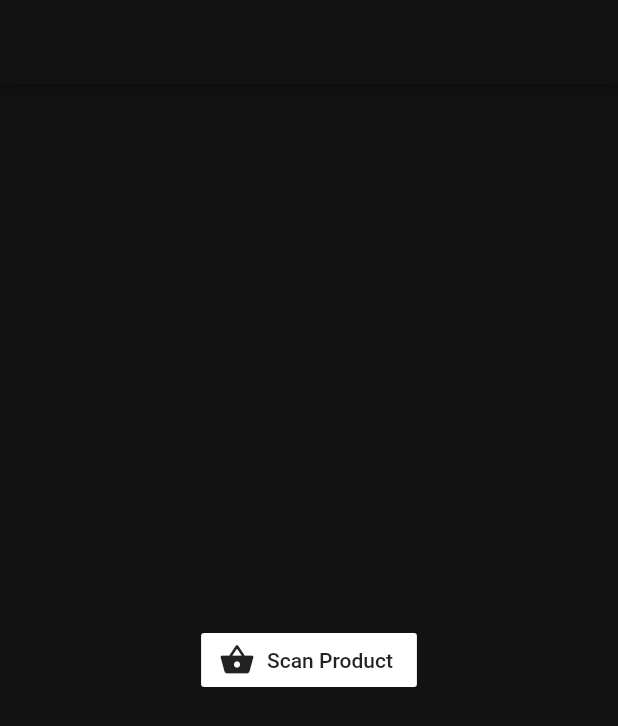
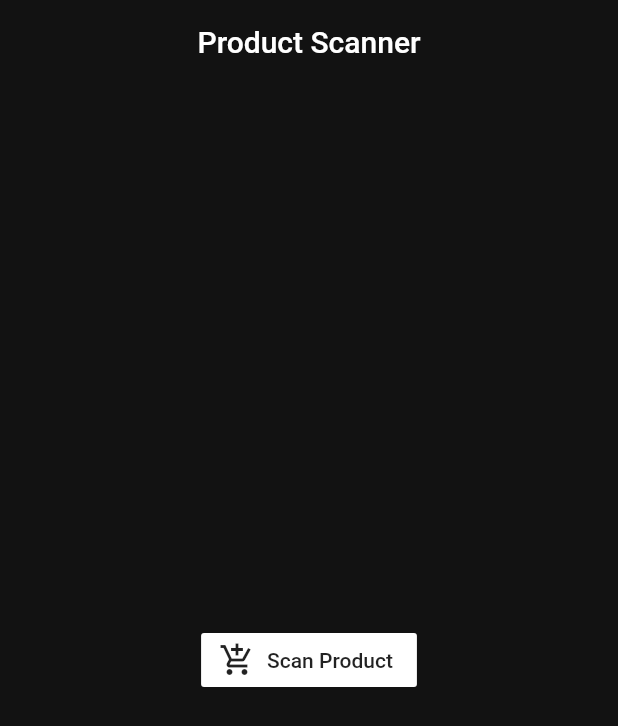
Before and after one commit to xanf-code/productbarcode, a Flutter app: the screen it shows after launch, on a phone screen of 412 x 824 dp. Shown: the top 726 px of the screen. Run offline on Flutter 3.47's test engine with Material 2 defaults, Android fonts, the phone set to English and light mode, and no system bars; missing offline and left inert: flutter_barcode_scanner.

Commit message:
Some Progress LOL

```diff
--- /dev/null
+++ b/lib/Details.dart
@@ -0,0 +1,52 @@
+import 'dart:convert';
+
+import 'package:barcode/ModelProduct.dart';
+import 'package:flutter/material.dart';
+import 'package:http/http.dart' as http;
+
+class DetailsPage extends StatefulWidget {
+  final String code;
+  DetailsPage(this.code);
+  @override
+  _DetailsPageState createState() => _DetailsPageState();
+}
+
+class _DetailsPageState extends State<DetailsPage> {
+  Product product;
+
+  Future<Product> getProduct()async{
+    await http.get("http://127.0.0.1/productapi/getProduct.php?code=${widget.code}")
+        .then((response){
+          if(jsonDecode(response.body)!=null){
+            product=Product.fromJson(jsonDecode(response.body));
+          }
+    });
+    return product;
+  }
+
+  @override
+  void initState() {
+    getProduct();
+    super.initState();
+  }
+  @override
+  Widget build(BuildContext context) {
+    return Scaffold(
+      backgroundColor: Color(0xFF121212),
+      body: product==null
+          ? Center(child: Text('VALUE: ${widget.code}',style: TextStyle(color: Colors.white),)) :
+      Container(
+          child: Column(
+            children: [
+              Text("CODE: ${product.code}",style: TextStyle(fontSize: 20),),
+              Text("CODE: ${product.id}",style: TextStyle(fontSize: 20),),
+              Text("CODE: ${product.productname}",style: TextStyle(fontSize: 20),),
+              Text("CODE: ${product.description}",style: TextStyle(fontSize: 20),),
+              Text("CODE: ${product.cost}",style: TextStyle(fontSize: 20),),
+              Text("CODE: ${product.stock}",style: TextStyle(fontSize: 20),)
+            ],
+          ),
+      ),
+    );
+  }
+}
--- a/lib/Homepage.dart
+++ b/lib/Homepage.dart
@@ -1,4 +1,7 @@
+import 'package:barcode/Details.dart';
+import 'package:flutter/cupertino.dart';
 import 'package:flutter/material.dart';
+import 'package:flutter/services.dart';
 import 'package:flutter_barcode_scanner/flutter_barcode_scanner.dart';
 
 class HomePage extends StatefulWidget {
@@ -7,24 +10,48 @@ class HomePage extends StatefulWidget {
 }
 
 class _HomePageState extends State<HomePage> {
-  String code="";
-  String getCode="";
+//  String code = "";
+//  String getcode = "";
+
+  @override
+  void initState() {
+    super.initState();
+  }
+
+  Future<void> scanBarcodeNormal() async {
+    try {
+      await FlutterBarcodeScanner.scanBarcode(
+          "#ff6666", "Cancel", true, ScanMode.BARCODE).then((String code){
+            Navigator.push(context, MaterialPageRoute(builder: (context)=> DetailsPage(code)));
+      });
+    } on PlatformException {
+      return 'Failed to get platform version.';
+    }
+    if (!mounted) return;
+  }
 
   @override
   Widget build(BuildContext context) {
     return Scaffold(
       appBar: AppBar(
+        centerTitle: true,
+        elevation: 0,
+        title: Text('Product Scanner'),
         backgroundColor: Color(0xFF121212),
       ),
       body: Container(
         color: Color(0xFF121212),
-        child: Center(
-          child: FlatButton.icon(
-            onPressed: () {},
-            icon: Icon(Icons.shopping_basket),
-            label: Text('Scan Product'),
-            color: Colors.white,
-          ),
+        child: Column(
+          mainAxisAlignment: MainAxisAlignment.center,
+          children: [
+            Center(
+              child: FlatButton.icon(
+                  color: Colors.white,
+                  onPressed: () => scanBarcodeNormal(),
+                  label: Text('Scan Product'),
+                  icon: Icon(Icons.add_shopping_cart)),
+            ),
+          ],
         ),
       ),
     );
--- /dev/null
+++ b/lib/ModelProduct.dart
@@ -0,0 +1,27 @@
+class Product {
+  final int id;
+  final int code;
+  final String productname;
+  final int cost;
+  final String description;
+  final int stock;
+
+  Product(
+      {this.id,
+      this.code,
+      this.productname,
+      this.cost,
+      this.description,
+      this.stock});
+
+  factory Product.fromJson(Map<String, dynamic> json) {
+    return Product(
+      id: json['id'],
+      code: json['code'],
+      productname: json['product_name'],
+      cost: json['cost'],
+      description: json['description'],
+      stock: json['stock'],
+    );
+  }
+}
--- a/pubspec.yaml
+++ b/pubspec.yaml
@@ -28,8 +28,8 @@ dependencies:
   # The following adds the Cupertino Icons font to your application.
   # Use with the CupertinoIcons class for iOS style icons.
   cupertino_icons: ^0.1.3
-  flutter_barcode_scanner:
-  http:
+  flutter_barcode_scanner: ^1.0.1
+  http: ^0.12.2
 
 dev_dependencies:
   flutter_test:
```
